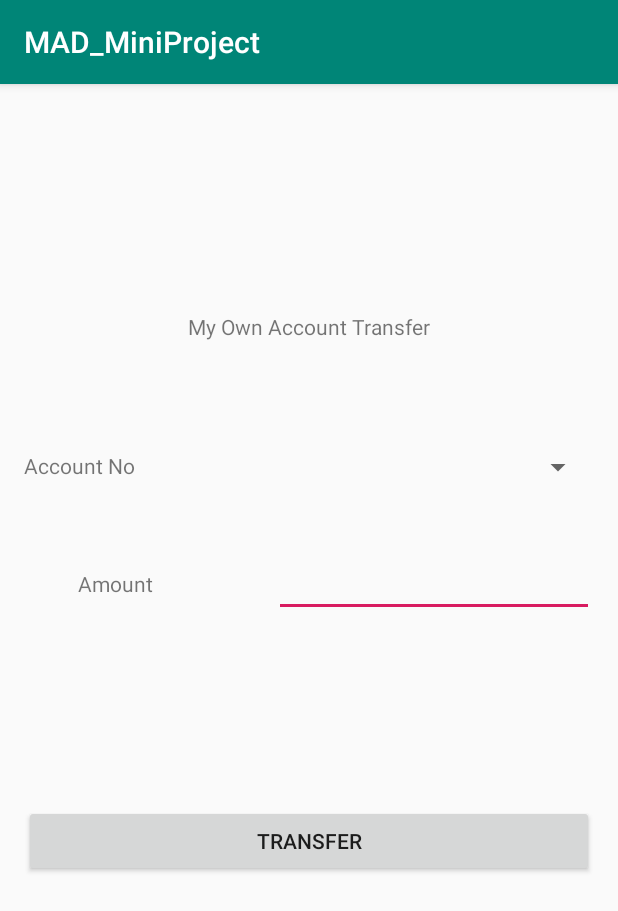
After one commit to sliit-matara/MAD-Project-Final, an Android app: the MoneyTransOwnAccount screen opened directly, with no data from a screen before it, on a phone screen of 412 x 824 dp. The commit adds this screen. Shown: the top 911 px of the screen. Run offline under Robolectric (Android 15) with nearby library versions, the phone set to English and light mode, and no system bars.

Commit message:
Ahkam 1st Edit

```diff
--- a/app/src/main/AndroidManifest.xml
+++ b/app/src/main/AndroidManifest.xml
@@ -9,7 +9,8 @@
         android:roundIcon="@mipmap/ic_launcher_round"
         android:supportsRtl="true"
         android:theme="@style/AppTheme">
-        <activity android:name=".MoneyTransMain"></activity>
+        <activity android:name=".MoneyTransOwnAccount"></activity>
+        <activity android:name=".MoneyTransMain" />
         <activity android:name=".ChangePassword" />
         <activity android:name=".Login">
             <intent-filter>
--- /dev/null
+++ b/app/src/main/java/com/example/mad_miniproject/MoneyTransOwnAccount.java
@@ -0,0 +1,14 @@
+package com.example.mad_miniproject;
+
+import androidx.appcompat.app.AppCompatActivity;
+
+import android.os.Bundle;
+
+public class MoneyTransOwnAccount extends AppCompatActivity {
+
+    @Override
+    protected void onCreate(Bundle savedInstanceState) {
+        super.onCreate(savedInstanceState);
+        setContentView(R.layout.activity_money_trans_own_account);
+    }
+}
--- a/app/src/main/res/layout/activity_money_trans_main.xml
+++ b/app/src/main/res/layout/activity_money_trans_main.xml
@@ -10,9 +10,10 @@
         android:id="@+id/btnOtherAcc"
         android:layout_width="0dp"
         android:layout_height="wrap_content"
-        android:layout_marginStart="8dp"
-        android:layout_marginTop="8dp"
-        android:layout_marginEnd="8dp"
+        android:layout_marginStart="16dp"
+        android:layout_marginTop="16dp"
+        android:layout_marginEnd="16dp"
+        android:layout_marginBottom="16dp"
         android:text="@string/otherAccount"
         app:layout_constraintBottom_toBottomOf="parent"
         app:layout_constraintEnd_toEndOf="parent"
@@ -23,9 +24,10 @@
         android:id="@+id/btnOwnAcc"
         android:layout_width="0dp"
         android:layout_height="wrap_content"
-        android:layout_marginStart="8dp"
-        android:layout_marginTop="8dp"
-        android:layout_marginEnd="8dp"
+        android:layout_marginStart="16dp"
+        android:layout_marginTop="16dp"
+        android:layout_marginEnd="16dp"
+        android:layout_marginBottom="16dp"
         android:text="@string/ownAccount"
         app:layout_constraintBottom_toBottomOf="parent"
         app:layout_constraintEnd_toEndOf="parent"
@@ -38,10 +40,10 @@
         android:id="@+id/textView42"
         android:layout_width="wrap_content"
         android:layout_height="wrap_content"
-        android:layout_marginStart="8dp"
-        android:layout_marginTop="8dp"
-        android:layout_marginEnd="8dp"
-        android:layout_marginBottom="8dp"
+        android:layout_marginStart="16dp"
+        android:layout_marginTop="16dp"
+        android:layout_marginEnd="16dp"
+        android:layout_marginBottom="16dp"
         android:text="@string/btnMoneyTransfer"
         app:layout_constraintBottom_toBottomOf="parent"
         app:layout_constraintEnd_toEndOf="parent"
--- /dev/null
+++ b/app/src/main/res/layout/activity_money_trans_own_account.xml
@@ -0,0 +1,103 @@
+<?xml version="1.0" encoding="utf-8"?>
+<androidx.constraintlayout.widget.ConstraintLayout xmlns:android="http://schemas.android.com/apk/res/android"
+    xmlns:app="http://schemas.android.com/apk/res-auto"
+    xmlns:tools="http://schemas.android.com/tools"
+    android:layout_width="match_parent"
+    android:layout_height="match_parent"
+    tools:context=".MoneyTransOwnAccount">
+
+    <TextView
+        android:id="@+id/textView43"
+        android:layout_width="wrap_content"
+        android:layout_height="wrap_content"
+        android:layout_marginStart="16dp"
+        android:layout_marginTop="16dp"
+        android:layout_marginEnd="16dp"
+        android:layout_marginBottom="16dp"
+        android:text="Account No"
+        app:layout_constraintBottom_toBottomOf="parent"
+        app:layout_constraintEnd_toEndOf="parent"
+        app:layout_constraintHorizontal_bias="0.0"
+        app:layout_constraintStart_toStartOf="parent"
+        app:layout_constraintTop_toTopOf="parent"
+        app:layout_constraintVertical_bias="0.319" />
+
+    <Spinner
+        android:id="@+id/spnAccount"
+        android:layout_width="214dp"
+        android:layout_height="47dp"
+        android:layout_marginStart="16dp"
+        android:layout_marginTop="16dp"
+        android:layout_marginEnd="16dp"
+        android:layout_marginBottom="16dp"
+        app:layout_constraintBottom_toBottomOf="parent"
+        app:layout_constraintEnd_toEndOf="parent"
+        app:layout_constraintHorizontal_bias="1.0"
+        app:layout_constraintStart_toStartOf="parent"
+        app:layout_constraintTop_toTopOf="parent"
+        app:layout_constraintVertical_bias="0.314" />
+
+    <TextView
+        android:id="@+id/textView44"
+        android:layout_width="wrap_content"
+        android:layout_height="wrap_content"
+        android:layout_marginStart="16dp"
+        android:layout_marginTop="16dp"
+        android:layout_marginEnd="16dp"
+        android:layout_marginBottom="16dp"
+        android:text="Amount"
+        app:layout_constraintBottom_toBottomOf="parent"
+        app:layout_constraintEnd_toEndOf="parent"
+        app:layout_constraintHorizontal_bias="0.109"
+        app:layout_constraintStart_toStartOf="parent"
+        app:layout_constraintTop_toTopOf="parent"
+        app:layout_constraintVertical_bias="0.429" />
+
+    <EditText
+        android:id="@+id/txtAmount"
+        android:layout_width="wrap_content"
+        android:layout_height="wrap_content"
+        android:layout_marginStart="16dp"
+        android:layout_marginTop="16dp"
+        android:layout_marginEnd="16dp"
+        android:layout_marginBottom="16dp"
+        android:ems="10"
+        android:inputType="number"
+        app:layout_constraintBottom_toBottomOf="parent"
+        app:layout_constraintEnd_toEndOf="parent"
+        app:layout_constraintHorizontal_bias="1.0"
+        app:layout_constraintStart_toStartOf="parent"
+        app:layout_constraintTop_toTopOf="parent"
+        app:layout_constraintVertical_bias="0.426" />
+
+    <TextView
+        android:id="@+id/textView45"
+        android:layout_width="wrap_content"
+        android:layout_height="wrap_content"
+        android:layout_marginStart="16dp"
+        android:layout_marginTop="16dp"
+        android:layout_marginEnd="16dp"
+        android:layout_marginBottom="16dp"
+        android:text="My Own Account Transfer"
+        app:layout_constraintBottom_toBottomOf="parent"
+        app:layout_constraintEnd_toEndOf="parent"
+        app:layout_constraintStart_toStartOf="parent"
+        app:layout_constraintTop_toTopOf="parent"
+        app:layout_constraintVertical_bias="0.19" />
+
+    <Button
+        android:id="@+id/btnTransfer"
+        android:layout_width="0dp"
+        android:layout_height="wrap_content"
+        android:layout_marginStart="16dp"
+        android:layout_marginTop="16dp"
+        android:layout_marginEnd="16dp"
+        android:layout_marginBottom="16dp"
+        android:text="@string/transfer"
+        app:layout_constraintBottom_toBottomOf="parent"
+        app:layout_constraintEnd_toEndOf="parent"
+        app:layout_constraintHorizontal_bias="0.498"
+        app:layout_constraintStart_toStartOf="parent"
+        app:layout_constraintTop_toTopOf="parent"
+        app:layout_constraintVertical_bias="0.675" />
+</androidx.constraintlayout.widget.ConstraintLayout>
--- a/app/src/main/res/values/strings.xml
+++ b/app/src/main/res/values/strings.xml
@@ -28,4 +28,5 @@
     <string name="cancel">Cancel</string>
     <string name="ownAccount">My Own Account</string>
     <string name="otherAccount">Other Account</string>
+    <string name="transfer">Transfer</string>
 </resources>
```
